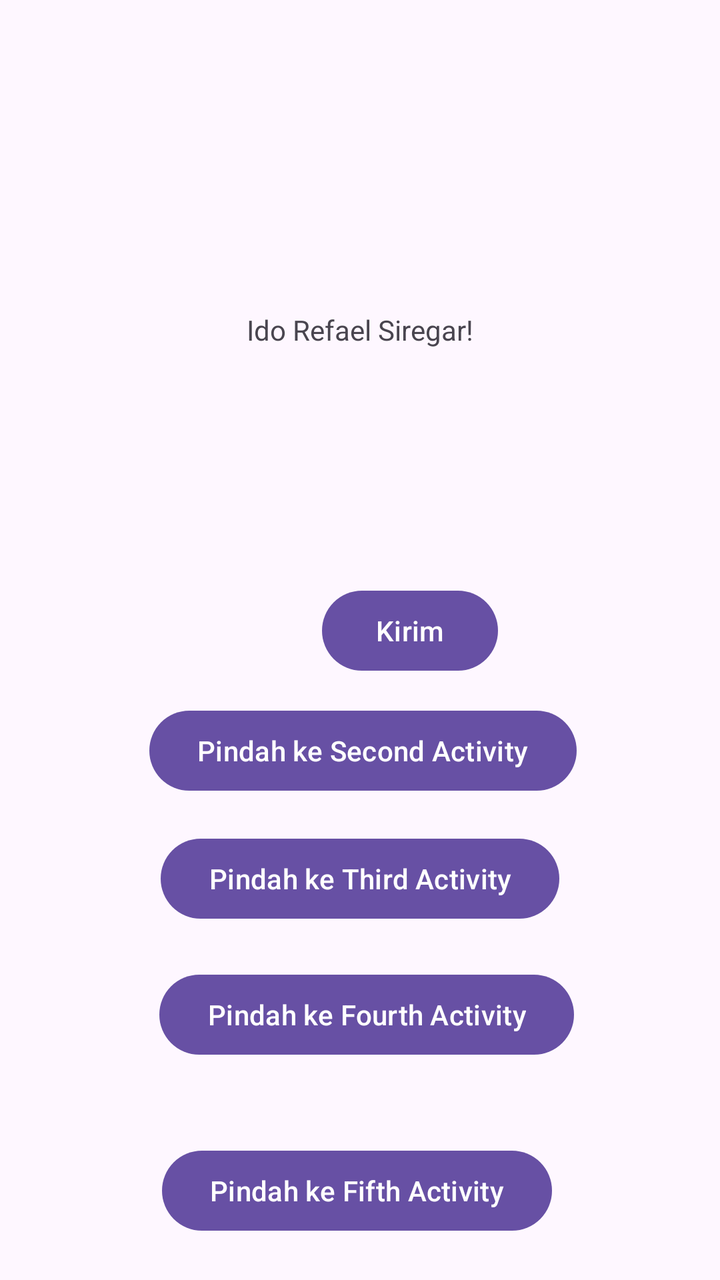
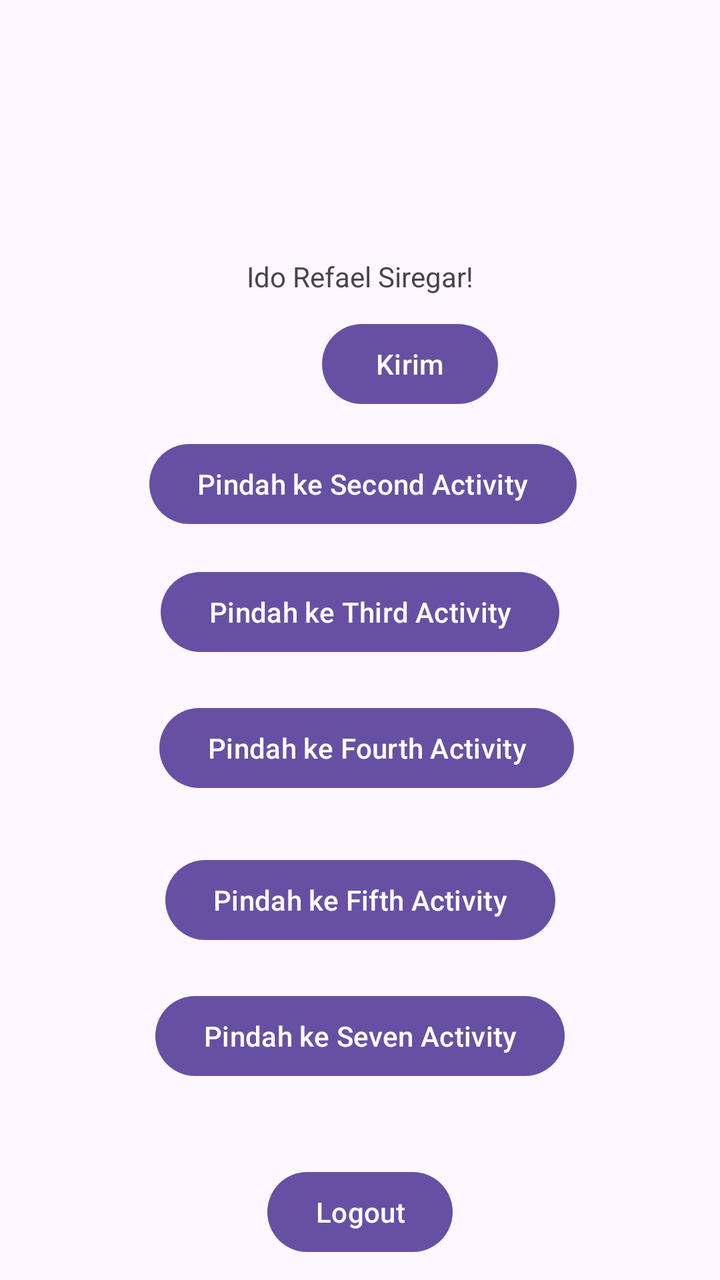

Before-and-after screenshots of an Android layout around one commit, followed by the original layout XML and the change that was made.
<!-- AndroidManifest.xml: application theme Theme.IdoApps -->
<!-- res/layout/activity_main.xml -->
<?xml version="1.0" encoding="utf-8"?>
<androidx.constraintlayout.widget.ConstraintLayout xmlns:android="http://schemas.android.com/apk/res/android"
    xmlns:app="http://schemas.android.com/apk/res-auto"
    xmlns:tools="http://schemas.android.com/tools"
    android:id="@+id/main"
    android:layout_width="match_parent"
    android:layout_height="match_parent"
    tools:context=".MainMenuActivity">

    <TextView
        android:id="@+id/textView4"
        android:layout_width="wrap_content"
        android:layout_height="wrap_content"
        android:text="Ido Refael Siregar!"
        app:layout_constraintBottom_toBottomOf="parent"
        app:layout_constraintEnd_toEndOf="parent"
        app:layout_constraintStart_toStartOf="parent"
        app:layout_constraintTop_toTopOf="parent"
        app:layout_constraintVertical_bias="0.25" />

    <Button
        android:id="@+id/button"
        android:layout_width="wrap_content"
        android:layout_height="wrap_content"
        android:layout_marginStart="161dp"
        android:layout_marginEnd="162dp"
        android:layout_marginBottom="121dp"
        android:rotationX="0"
        android:text="Kirim"
        app:layout_constraintBottom_toBottomOf="parent"
        app:layout_constraintEnd_toEndOf="parent"
        app:layout_constraintHorizontal_bias="0.0"
        app:layout_constraintStart_toStartOf="parent"
        app:layout_constraintTop_toBottomOf="@+id/textView4"
        app:layout_constraintVertical_bias="0.394" />

    <Button
        android:id="@+id/btnToSecond"
        android:layout_width="wrap_content"
        android:layout_height="wrap_content"
        android:layout_marginTop="12dp"
        android:text="Pindah ke Second Activity"
        app:layout_constraintEnd_toEndOf="parent"
        app:layout_constraintHorizontal_bias="0.51"
        app:layout_constraintStart_toStartOf="parent"
        app:layout_constraintTop_toBottomOf="@+id/button" />

    <Button
        android:id="@+id/btnToThird"
        android:layout_width="wrap_content"
        android:layout_height="wrap_content"
        android:layout_marginTop="16dp"
        android:text="Pindah ke Third Activity"
        app:layout_constraintEnd_toEndOf="parent"
        app:layout_constraintStart_toStartOf="parent"
        app:layout_constraintTop_toBottomOf="@+id/btnToSecond" />

    <Button
        android:id="@+id/btnToFourth"
        android:layout_width="wrap_content"
        android:layout_height="wrap_content"
        android:layout_marginTop="20dp"
        android:text="Pindah ke Fourth Activity"
        app:layout_constraintEnd_toEndOf="parent"
        app:layout_constraintHorizontal_bias="0.522"
        app:layout_constraintStart_toStartOf="parent"
        app:layout_constraintTop_toBottomOf="@+id/btnToThird" />

    <Button
        android:id="@+id/btnToFifth"
        android:layout_width="wrap_content"
        android:layout_height="wrap_content"
        android:layout_marginTop="40dp"
        android:text="Pindah ke Fifth Activity"
        app:layout_constraintEnd_toEndOf="parent"
        app:layout_constraintHorizontal_bias="0.49"
        app:layout_constraintStart_toStartOf="parent"
        app:layout_constraintTop_toBottomOf="@+id/btnToFourth" />

</androidx.constraintlayout.widget.ConstraintLayout>
<!-- resources referenced by this layout -->
<resources>
  <style name="Theme.IdoApps" parent="Base.Theme.IdoApps" />
  <style name="Base.Theme.IdoApps" parent="Theme.Material3.DayNight.NoActionBar">
          
          
      </style>
</resources>

<!-- the commit's change to res/layout/activity_main.xml (unified diff, before → after) -->
@@ -16,7 +16,7 @@
         app:layout_constraintEnd_toEndOf="parent"
         app:layout_constraintStart_toStartOf="parent"
         app:layout_constraintTop_toTopOf="parent"
-        app:layout_constraintVertical_bias="0.25" />
+        app:layout_constraintVertical_bias="0.207" />
 
     <Button
         android:id="@+id/button"
@@ -32,7 +32,7 @@
         app:layout_constraintHorizontal_bias="0.0"
         app:layout_constraintStart_toStartOf="parent"
         app:layout_constraintTop_toBottomOf="@+id/textView4"
-        app:layout_constraintVertical_bias="0.394" />
+        app:layout_constraintVertical_bias="0.032" />
 
     <Button
         android:id="@+id/btnToSecond"
@@ -70,11 +70,30 @@
         android:id="@+id/btnToFifth"
         android:layout_width="wrap_content"
         android:layout_height="wrap_content"
-        android:layout_marginTop="40dp"
+        android:layout_marginTop="28dp"
         android:text="Pindah ke Fifth Activity"
         app:layout_constraintEnd_toEndOf="parent"
-        app:layout_constraintHorizontal_bias="0.49"
         app:layout_constraintStart_toStartOf="parent"
         app:layout_constraintTop_toBottomOf="@+id/btnToFourth" />
 
+    <Button
+        android:id="@+id/btnToSeven"
+        android:layout_width="wrap_content"
+        android:layout_height="wrap_content"
+        android:layout_marginTop="20dp"
+        android:text="Pindah ke Seven Activity"
+        app:layout_constraintEnd_toEndOf="parent"
+        app:layout_constraintStart_toStartOf="parent"
+        app:layout_constraintTop_toBottomOf="@+id/btnToFifth" />
+
+    <Button
+        android:id="@+id/btnLogout"
+        android:layout_width="wrap_content"
+        android:layout_height="wrap_content"
+        android:layout_marginTop="40dp"
+        android:text="Logout"
+        app:layout_constraintEnd_toEndOf="parent"
+        app:layout_constraintStart_toStartOf="parent"
+        app:layout_constraintTop_toBottomOf="@+id/btnToSeven" />
+
 </androidx.constraintlayout.widget.ConstraintLayout>
